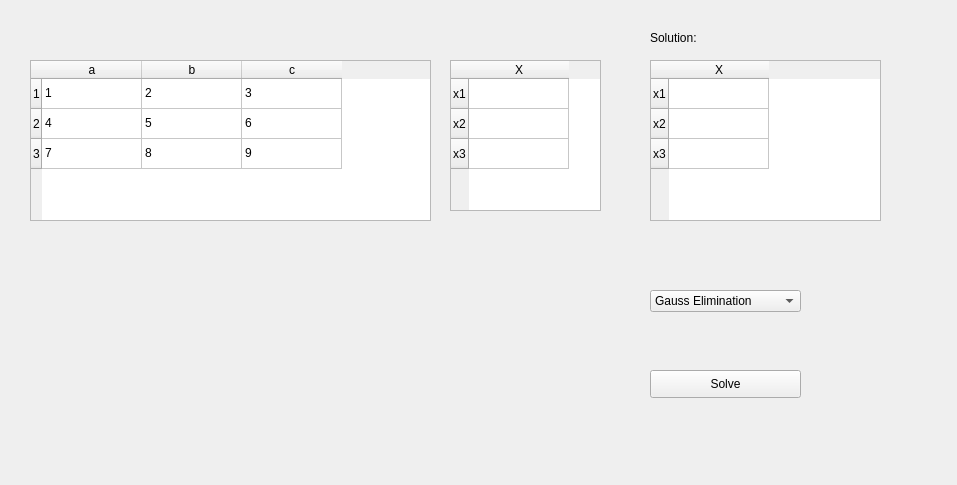
This is src/ui/mainwindow.ui in Gang-of-CSED/Equator as Qt 5 draws it before an edit. The edited form follows.
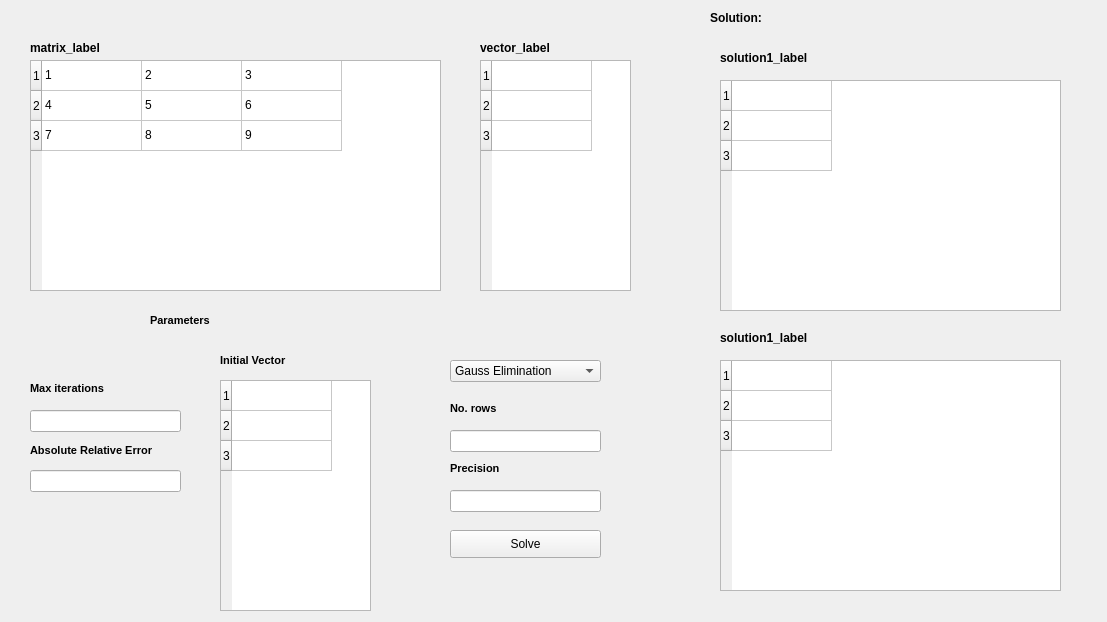
This is the edited form.

What changed in the file:
```diff
--- a/src/ui/mainwindow.ui
+++ b/src/ui/mainwindow.ui
@@ -6,8 +6,8 @@
    <rect>
     <x>0</x>
     <y>0</y>
-    <width>957</width>
-    <height>485</height>
+    <width>1107</width>
+    <height>622</height>
    </rect>
   </property>
   <property name="windowTitle">
@@ -19,10 +19,13 @@
      <rect>
       <x>30</x>
       <y>60</y>
-      <width>401</width>
-      <height>161</height>
+      <width>411</width>
+      <height>231</height>
      </rect>
     </property>
+    <attribute name="horizontalHeaderVisible">
+     <bool>false</bool>
+    </attribute>
     <row>
      <property name="text">
       <string>1</string>
@@ -102,8 +105,8 @@
    <widget class="QComboBox" name="operationComboBox">
     <property name="geometry">
      <rect>
-      <x>650</x>
-      <y>290</y>
+      <x>450</x>
+      <y>360</y>
       <width>151</width>
       <height>22</height>
      </rect>
@@ -147,8 +150,8 @@
    <widget class="QPushButton" name="solveButton">
     <property name="geometry">
      <rect>
-      <x>650</x>
-      <y>370</y>
+      <x>450</x>
+      <y>530</y>
       <width>151</width>
       <height>28</height>
      </rect>
@@ -160,25 +163,28 @@
    <widget class="QTableWidget" name="vectorTable">
     <property name="geometry">
      <rect>
-      <x>450</x>
+      <x>480</x>
       <y>60</y>
       <width>151</width>
-      <height>151</height>
+      <height>231</height>
      </rect>
     </property>
+    <attribute name="horizontalHeaderVisible">
+     <bool>false</bool>
+    </attribute>
     <row>
      <property name="text">
-      <string>x1</string>
+      <string>1</string>
      </property>
     </row>
     <row>
      <property name="text">
-      <string>x2</string>
+      <string>2</string>
      </property>
     </row>
     <row>
      <property name="text">
-      <string>x3</string>
+      <string>3</string>
      </property>
     </row>
     <column>
@@ -190,12 +196,18 @@
    <widget class="QLabel" name="solutionLabel">
     <property name="geometry">
      <rect>
-      <x>650</x>
-      <y>30</y>
+      <x>710</x>
+      <y>10</y>
       <width>55</width>
       <height>16</height>
      </rect>
     </property>
+    <property name="font">
+     <font>
+      <weight>75</weight>
+      <bold>true</bold>
+     </font>
+    </property>
     <property name="text">
      <string>Solution:</string>
     </property>
@@ -203,31 +215,159 @@
    <widget class="QTableWidget" name="solutionMatrix">
     <property name="geometry">
      <rect>
-      <x>650</x>
-      <y>60</y>
-      <width>231</width>
-      <height>161</height>
+      <x>720</x>
+      <y>80</y>
+      <width>341</width>
+      <height>231</height>
      </rect>
     </property>
     <property name="showGrid">
      <bool>true</bool>
     </property>
     <attribute name="horizontalHeaderVisible">
-     <bool>true</bool>
+     <bool>false</bool>
     </attribute>
     <row>
      <property name="text">
-      <string>x1</string>
+      <string>1</string>
      </property>
     </row>
     <row>
      <property name="text">
-      <string>x2</string>
+      <string>2</string>
      </property>
     </row>
     <row>
      <property name="text">
-      <string>x3</string>
+      <string>3</string>
+     </property>
+    </row>
+    <column>
+     <property name="text">
+      <string/>
+     </property>
+    </column>
+    <item row="0" column="0">
+     <property name="text">
+      <string/>
+     </property>
+    </item>
+    <item row="1" column="0">
+     <property name="text">
+      <string/>
+     </property>
+    </item>
+    <item row="2" column="0">
+     <property name="text">
+      <string/>
+     </property>
+    </item>
+   </widget>
+   <widget class="QLabel" name="noRowsLabel">
+    <property name="geometry">
+     <rect>
+      <x>450</x>
+      <y>400</y>
+      <width>55</width>
+      <height>16</height>
+     </rect>
+    </property>
+    <property name="font">
+     <font>
+      <pointsize>8</pointsize>
+      <weight>75</weight>
+      <bold>true</bold>
+     </font>
+    </property>
+    <property name="text">
+     <string>No. rows</string>
+    </property>
+   </widget>
+   <widget class="QLineEdit" name="noRowsLine">
+    <property name="geometry">
+     <rect>
+      <x>450</x>
+      <y>430</y>
+      <width>151</width>
+      <height>22</height>
+     </rect>
+    </property>
+   </widget>
+   <widget class="QLineEdit" name="precisionLine">
+    <property name="geometry">
+     <rect>
+      <x>450</x>
+      <y>490</y>
+      <width>151</width>
+      <height>22</height>
+     </rect>
+    </property>
+   </widget>
+   <widget class="QLabel" name="precisionLabel">
+    <property name="geometry">
+     <rect>
+      <x>450</x>
+      <y>460</y>
+      <width>55</width>
+      <height>16</height>
+     </rect>
+    </property>
+    <property name="font">
+     <font>
+      <pointsize>8</pointsize>
+      <weight>75</weight>
+      <bold>true</bold>
+     </font>
+    </property>
+    <property name="text">
+     <string>Precision</string>
+    </property>
+   </widget>
+   <widget class="QLabel" name="parametersLabel">
+    <property name="geometry">
+     <rect>
+      <x>150</x>
+      <y>310</y>
+      <width>81</width>
+      <height>21</height>
+     </rect>
+    </property>
+    <property name="font">
+     <font>
+      <pointsize>8</pointsize>
+      <weight>75</weight>
+      <bold>true</bold>
+     </font>
+    </property>
+    <property name="text">
+     <string>Parameters</string>
+    </property>
+   </widget>
+   <widget class="QTableWidget" name="initialTable">
+    <property name="geometry">
+     <rect>
+      <x>220</x>
+      <y>380</y>
+      <width>151</width>
+      <height>231</height>
+     </rect>
+    </property>
+    <attribute name="horizontalHeaderVisible">
+     <bool>false</bool>
+    </attribute>
+    <row>
+     <property name="text">
+      <string>1</string>
+     </property>
+    </row>
+    <row>
+     <property name="text">
+      <string>2</string>
+     </property>
+    </row>
+    <row>
+     <property name="text">
+      <string>3</string>
      </property>
     </row>
     <column>
@@ -235,6 +375,160 @@
       <string>X</string>
      </property>
     </column>
+   </widget>
+   <widget class="QLabel" name="initialLabel">
+    <property name="geometry">
+     <rect>
+      <x>220</x>
+      <y>350</y>
+      <width>81</width>
+      <height>21</height>
+     </rect>
+    </property>
+    <property name="font">
+     <font>
+      <pointsize>8</pointsize>
+      <weight>75</weight>
+      <bold>true</bold>
+     </font>
+    </property>
+    <property name="text">
+     <string>Initial Vector</string>
+    </property>
+   </widget>
+   <widget class="QLineEdit" name="iterationLine">
+    <property name="geometry">
+     <rect>
+      <x>30</x>
+      <y>410</y>
+      <width>151</width>
+      <height>22</height>
+     </rect>
+    </property>
+   </widget>
+   <widget class="QLabel" name="errorLabel">
+    <property name="geometry">
+     <rect>
+      <x>30</x>
+      <y>440</y>
+      <width>161</width>
+      <height>21</height>
+     </rect>
+    </property>
+    <property name="font">
+     <font>
+      <pointsize>8</pointsize>
+      <weight>75</weight>
+      <bold>true</bold>
+     </font>
+    </property>
+    <property name="text">
+     <string>Absolute Relative Error</string>
+    </property>
+   </widget>
+   <widget class="QLineEdit" name="errorLine">
+    <property name="geometry">
+     <rect>
+      <x>30</x>
+      <y>470</y>
+      <width>151</width>
+      <height>22</height>
+     </rect>
+    </property>
+   </widget>
+   <widget class="QLabel" name="iteartionsLabel">
+    <property name="geometry">
+     <rect>
+      <x>30</x>
+      <y>380</y>
+      <width>101</width>
+      <height>16</height>
+     </rect>
+    </property>
+    <property name="font">
+     <font>
+      <pointsize>8</pointsize>
+      <weight>75</weight>
+      <bold>true</bold>
+     </font>
+    </property>
+    <property name="text">
+     <string>Max iterations</string>
+    </property>
+   </widget>
+   <widget class="QLabel" name="solutionLabel_1">
+    <property name="geometry">
+     <rect>
+      <x>720</x>
+      <y>50</y>
+      <width>121</width>
+      <height>16</height>
+     </rect>
+    </property>
+    <property name="font">
+     <font>
+      <weight>75</weight>
+      <bold>true</bold>
+     </font>
+    </property>
+    <property name="text">
+     <string>solution1_label</string>
+    </property>
+   </widget>
+   <widget class="QLabel" name="solutionLabel_2">
+    <property name="geometry">
+     <rect>
+      <x>720</x>
+      <y>330</y>
+      <width>121</width>
+      <height>16</height>
+     </rect>
+    </property>
+    <property name="font">
+     <font>
+      <weight>75</weight>
+      <bold>true</bold>
+     </font>
+    </property>
+    <property name="text">
+     <string>solution1_label</string>
+    </property>
+   </widget>
+   <widget class="QTableWidget" name="solutionMatrix_2">
+    <property name="geometry">
+     <rect>
+      <x>720</x>
+      <y>360</y>
+      <width>341</width>
+      <height>231</height>
+     </rect>
+    </property>
+    <property name="showGrid">
+     <bool>true</bool>
+    </property>
+    <attribute name="horizontalHeaderVisible">
+     <bool>false</bool>
+    </attribute>
+    <row>
+     <property name="text">
+      <string>1</string>
+     </property>
+    </row>
+    <row>
+     <property name="text">
+      <string>2</string>
+     </property>
+    </row>
+    <row>
+     <property name="text">
+      <string>3</string>
+     </property>
+    </row>
+    <column>
+     <property name="text">
+      <string/>
+     </property>
+    </column>
     <item row="0" column="0">
      <property name="text">
       <string/>
@@ -251,6 +545,44 @@
      </property>
     </item>
    </widget>
+   <widget class="QLabel" name="matrixLabel">
+    <property name="geometry">
+     <rect>
+      <x>30</x>
+      <y>40</y>
+      <width>131</width>
+      <height>16</height>
+     </rect>
+    </property>
+    <property name="font">
+     <font>
+      <weight>75</weight>
+      <bold>true</bold>
+     </font>
+    </property>
+    <property name="text">
+     <string>matrix_label</string>
+    </property>
+   </widget>
+   <widget class="QLabel" name="vectorLabel">
+    <property name="geometry">
+     <rect>
+      <x>480</x>
+      <y>40</y>
+      <width>131</width>
+      <height>16</height>
+     </rect>
+    </property>
+    <property name="font">
+     <font>
+      <weight>75</weight>
+      <bold>true</bold>
+     </font>
+    </property>
+    <property name="text">
+     <string>vector_label</string>
+    </property>
+   </widget>
   </widget>
  </widget>
  <resources/>
```
Left out of the diff: 2 changed lines with no effect on the pictures.
